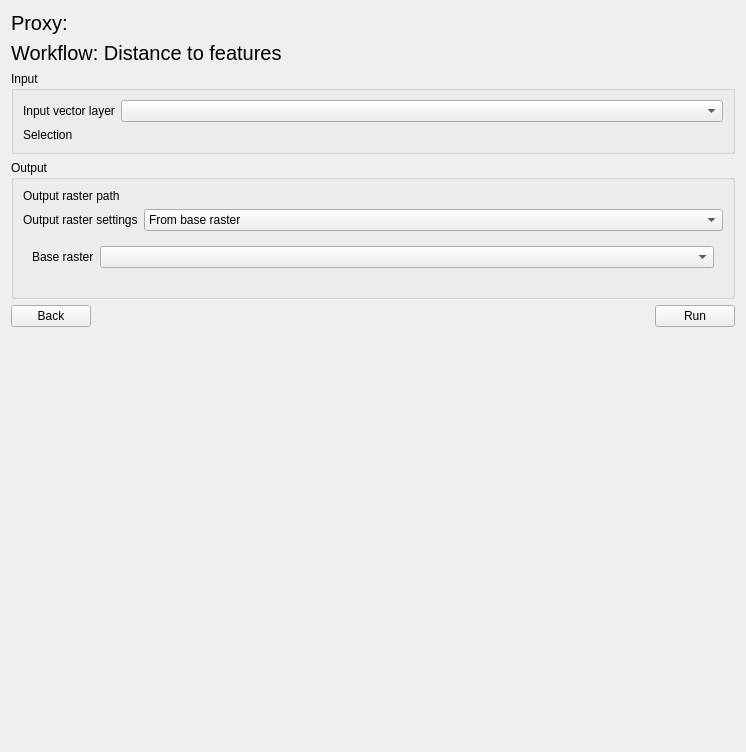
GispoCoding/eis_qgis_plugin, file eis_qgis_plugin/resources/ui/mineral_proxies/proxy_workflow1_dist_to_features.ui: the form before one commit.
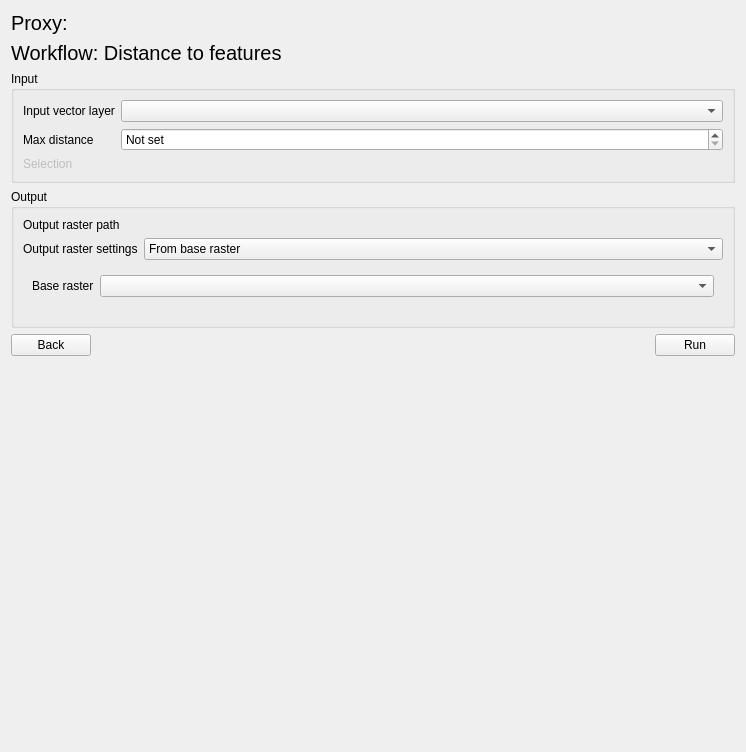
The form after the commit. Custom widgets are drawn as their Qt base class.

Commit message: Add max distance parameter to distance computation and distance to anomaly

Diff of the .ui file:
```diff
--- a/eis_qgis_plugin/resources/ui/mineral_proxies/proxy_workflow1_dist_to_features.ui
+++ b/eis_qgis_plugin/resources/ui/mineral_proxies/proxy_workflow1_dist_to_features.ui
@@ -57,15 +57,42 @@
       <item row="0" column="1">
        <widget class="QgsMapLayerComboBox" name="vector_layer"/>
       </item>
-      <item row="1" column="0">
+      <item row="2" column="0">
        <widget class="QLabel" name="selection_label">
+        <property name="enabled">
+         <bool>false</bool>
+        </property>
         <property name="text">
          <string>Selection</string>
         </property>
        </widget>
       </item>
+      <item row="2" column="1">
+       <widget class="QgsFieldExpressionWidget" name="selection">
+        <property name="enabled">
+         <bool>false</bool>
+        </property>
+       </widget>
+      </item>
       <item row="1" column="1">
-       <widget class="QgsFieldExpressionWidget" name="selection"/>
+       <widget class="QgsDoubleSpinBox" name="max_distance">
+        <property name="specialValueText">
+         <string>Not set</string>
+        </property>
+        <property name="decimals">
+         <number>3</number>
+        </property>
+        <property name="maximum">
+         <double>99999.000000000000000</double>
+        </property>
+       </widget>
+      </item>
+      <item row="1" column="0">
+       <widget class="QLabel" name="label">
+        <property name="text">
+         <string>Max distance</string>
+        </property>
+       </widget>
       </item>
      </layout>
     </widget>
```
Left out of the diff: 28 changed lines with no effect on the pictures. The commit also changes 5 other files.
